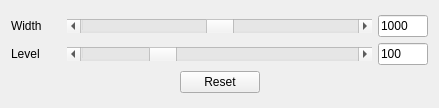
Jothy/KIMView, file wlwwdialog.ui: the form before one commit.
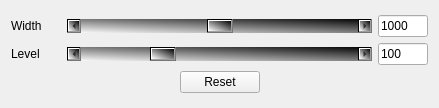
The form after the commit. Icons and pictures are not drawn.

Commit message: background color gradeint added to WL&WW adjustment scrollbars

The edit to the form file:
```diff
--- a/wlwwdialog.ui
+++ b/wlwwdialog.ui
@@ -39,6 +39,9 @@
            <height>0</height>
           </size>
          </property>
+         <property name="styleSheet">
+          <string notr="true">background-color: qlineargradient(spread:pad, x1:1, y1:0, x2:0, y2:1, stop:0 rgba(0, 0, 0, 255), stop:1 rgba(255, 255, 255, 255));</string>
+         </property>
          <property name="minimum">
           <number>-1000</number>
          </property>
@@ -94,6 +97,9 @@
            <height>0</height>
           </size>
          </property>
+         <property name="styleSheet">
+          <string notr="true">background-color: qlineargradient(spread:pad, x1:1, y1:0, x2:0, y2:1, stop:0 rgba(0, 0, 0, 255), stop:1 rgba(255, 255, 255, 255));</string>
+         </property>
          <property name="minimum">
           <number>-1000</number>
          </property>
```
